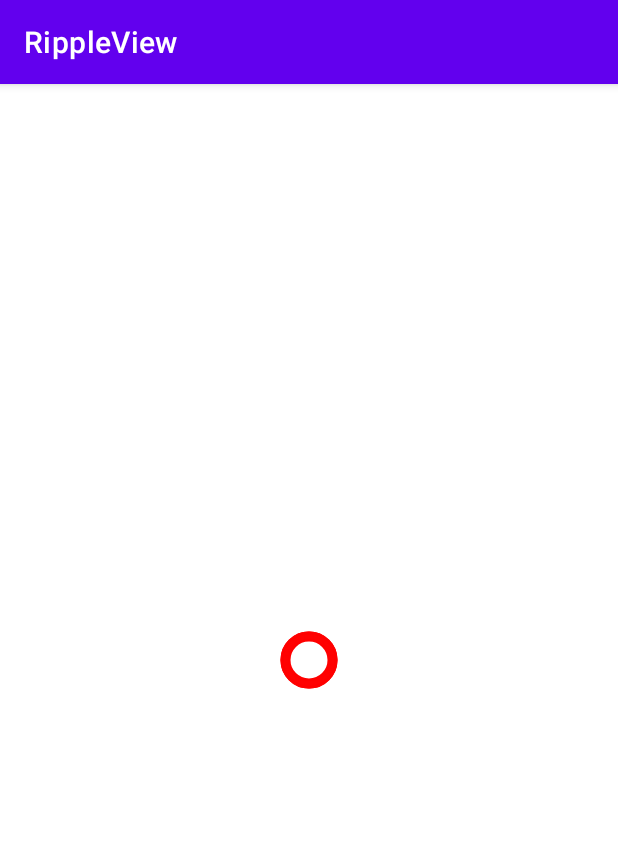
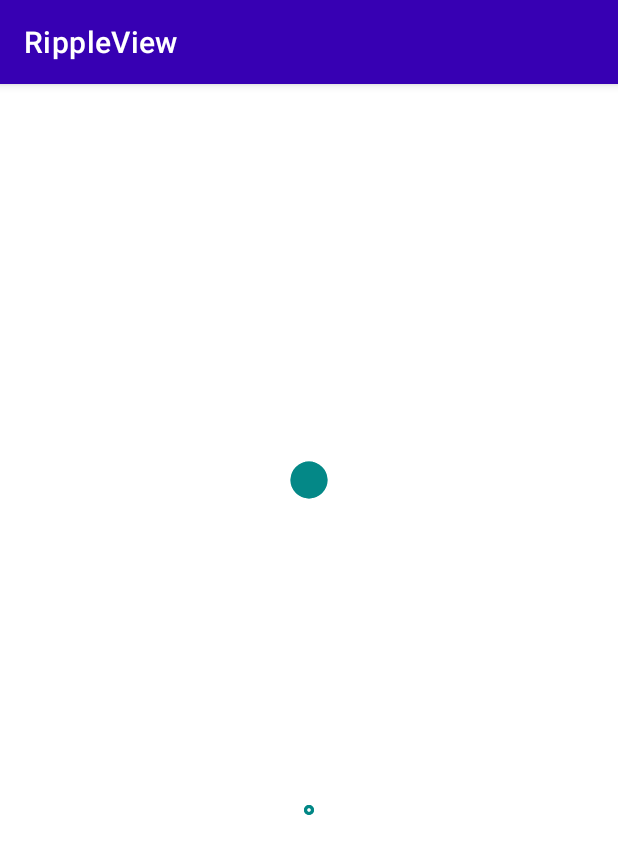
Before and after one commit to Leo199206/RippleView, an Android app: the screen it shows after launch (MainActivity), on a phone screen of 412 x 824 dp. Shown: the top 854 px of the screen. Run offline under Robolectric (Android 15) with nearby library versions, the phone set to English and light mode, and no system bars.

Commit message:
adjust: 添加自定义属性

```diff
--- a/RippleView/src/main/java/com/ripple/view/RippleView.kt
+++ /dev/null
@@ -1,242 +0,0 @@
-package com.ripple.view
-
-import android.content.Context
-import android.graphics.Canvas
-import android.graphics.Color
-import android.graphics.Paint
-import android.util.AttributeSet
-import android.view.View
-import androidx.annotation.ColorInt
-import androidx.lifecycle.LifecycleOwner
-import com.ripple.view.lifecycle.RippleLifecycle
-import com.ripple.view.lifecycle.RippleLifecycleAdapter
-import java.util.*
-import kotlin.math.min
-
-/**
- * <pre>
- *   @author : leo
- *   @time   : 2021/03/21
- *   @desc   : 水波纹View
- * </pre>
- */
-class RippleView : View {
-    constructor(context: Context?) : this(context, null)
-    constructor(context: Context?, attrs: AttributeSet?) : this(context, attrs, 0)
-    constructor(context: Context?, attrs: AttributeSet?, defStyleAttr: Int) : super(
-        context,
-        attrs,
-        defStyleAttr
-    ) {
-        initPaint()
-    }
-
-    companion object {
-        private const val MAX_ALPHA = 255
-    }
-
-    private val rippleLifecycle: RippleLifecycle by lazy {
-        RippleLifecycle(this)
-    }
-    private var paint = Paint()
-    private var circleMaxRadius: Int = 0
-    private var circleList: MutableList<RippleCircle> = LinkedList()
-    private var isStart: Boolean = false
-    private var isPause: Boolean = false
-
-    private var speed: Int = 1
-    private var circleStrokeWidth: Float = 3f
-
-    @ColorInt
-    private var circleColor: Int = Color.RED
-    private var circleMinRadius: Float = 20f
-    private var circleCount: Int = 10
-    private var circleCenterX: Float = 0f
-    private var circleCenterY: Float = 0f
-
-
-    /**
-     * 圆形半径、透明度参数初始化
-     */
-    private fun initCircle() {
-        circleMaxRadius = (width / 2 - circleStrokeWidth).toInt()
-        circleCenterX = width / 2f
-        circleCenterY = height / 2f
-        circleList.add(RippleCircle(circleMinRadius, MAX_ALPHA))
-    }
-
-    /**
-     * 画笔初始化
-     */
-    private fun initPaint() {
-        paint.style = Paint.Style.STROKE
-        paint.strokeWidth = circleStrokeWidth
-        paint.isDither = true
-        paint.isAntiAlias = true
-        paint.color = circleColor
-    }
-
-
-    /**
-     * 测量控件尺寸
-     * @param widthMeasureSpec Int
-     * @param heightMeasureSpec Int
-     */
-    override fun onMeasure(widthMeasureSpec: Int, heightMeasureSpec: Int) {
-        val defaultWidth = 200
-        var defaultHeight = 200
-        val width = measureSize(widthMeasureSpec, defaultWidth)
-        val height = measureSize(heightMeasureSpec, defaultHeight)
-        val size = min(width, height)
-        setMeasuredDimension(size, size)
-    }
-
-    /**
-     * 测量尺寸
-     *
-     * @param measureSpec
-     * @param defaultSize
-     * @return
-     */
-    private fun measureSize(measureSpec: Int, defaultSize: Int): Int {
-        var result: Int
-        val mode = MeasureSpec.getMode(measureSpec)
-        val size = MeasureSpec.getSize(measureSpec)
-        if (mode == MeasureSpec.EXACTLY) {
-            result = size
-        } else {
-            result = defaultSize
-            if (mode == MeasureSpec.AT_MOST) {
-                result = result.coerceAtMost(size)
-            }
-        }
-        return result
-    }
-
-
-    /**
-     * 尺寸变动回调
-     * @param w Int
-     * @param h Int
-     * @param oldw Int
-     * @param oldh Int
-     */
-    override fun onSizeChanged(w: Int, h: Int, oldw: Int, oldh: Int) {
-        super.onSizeChanged(w, h, oldw, oldh)
-        initCircle()
-        onStart()
-    }
-
-    /**
-     * 视图绘制
-     * @param canvas Canvas
-     */
-    override fun onDraw(canvas: Canvas?) {
-        super.onDraw(canvas)
-        canvas?.apply {
-            onDrawRippleCircle(canvas)
-        }
-    }
-
-
-    /**
-     * 绘制水波纹
-     * @param canvas Canvas
-     */
-    private fun onDrawRippleCircle(canvas: Canvas) {
-        if (!isStart) {
-            return
-        }
-        with(circleList.iterator()) {
-            while (hasNext()) {
-                next().also {
-                    paint.alpha = it.alpha
-                    canvas.drawCircle(
-                        circleCenterX,
-                        circleCenterY,
-                        it.radius.toFloat(),
-                        paint
-                    )
-                    it.radius += speed
-                    if (it.radius > circleMaxRadius) {
-                        remove()
-                    } else {
-                        it.alpha =
-                            (MAX_ALPHA - (it.radius / circleMaxRadius.toFloat()) * MAX_ALPHA).toInt()
-                    }
-                }
-            }
-            addNewRippleCircle()
-        }
-        postInvalidate()
-    }
-
-
-    /**
-     * 添加新水波纹
-     */
-    private fun addNewRippleCircle() {
-        if (circleList.size <= 0) {
-            return
-        }
-        val minMeet = (circleMaxRadius - circleMinRadius) / circleCount
-        val add = circleList.last().radius > minMeet
-        if (add) {
-            circleList.add(RippleCircle(circleMinRadius, MAX_ALPHA))
-        }
-    }
-
-
-    /**
-     * 绑定页面生命周期，自动进行资源释放
-     * @param lifecycleOwner LifecycleOwner?
-     */
-    private fun bindLifecycle(lifecycleOwner: LifecycleOwner?) {
-        lifecycleOwner
-            ?.lifecycle
-            ?.addObserver(RippleLifecycleAdapter(rippleLifecycle))
-    }
-
-    /**
-     * 开始播放动画
-     * @param lifecycleOwner LifecycleOwner?
-     */
-    fun onStart(lifecycleOwner: LifecycleOwner? = null) {
-        bindLifecycle(lifecycleOwner)
-        isStart = true
-        circleList.add(RippleCircle(circleMinRadius, MAX_ALPHA))
-        postInvalidate()
-    }
-
-    /**
-     * 动画暂停后，恢复动画播放
-     */
-    fun onResume() {
-        if (isPause) {
-            isStart = true
-            isPause = false
-            postInvalidate()
-        }
-    }
-
-    /**
-     * 停止播放水波纹动画
-     */
-    fun onStop() {
-        isPause = false
-        isStart = false
-        circleList.clear()
-    }
-
-    /**
-     * 暂停水波纹动画播放
-     */
-    fun onPause() {
-        if (isStart) {
-            isPause = true
-            isStart = false
-        }
-    }
-
-
-}
--- /dev/null
+++ b/RippleView/src/main/kotlin/com/ripple/view/RippleView.kt
@@ -0,0 +1,280 @@
+package com.ripple.view
+
+import android.content.Context
+import android.graphics.Canvas
+import android.graphics.Color
+import android.graphics.Paint
+import android.util.AttributeSet
+import android.view.View
+import androidx.annotation.ColorInt
+import androidx.lifecycle.LifecycleOwner
+import com.ripple.view.lifecycle.RippleLifecycle
+import com.ripple.view.lifecycle.RippleLifecycleAdapter
+import java.util.*
+import kotlin.math.min
+
+/**
+ * <pre>
+ *   @author : leo
+ *   @time   : 2021/03/21
+ *   @desc   : 水波纹扩散View
+ * </pre>
+ */
+class RippleView : View {
+    constructor(context: Context?) : this(context, null)
+    constructor(context: Context?, attrs: AttributeSet?) : this(context, attrs, 0)
+    constructor(context: Context?, attrs: AttributeSet?, defStyleAttr: Int) : super(
+        context,
+        attrs,
+        defStyleAttr
+    ) {
+        initAttributes(attrs)
+        initPaint()
+    }
+
+    companion object {
+        private const val MAX_ALPHA = 255
+    }
+
+    private var paint = Paint()
+    private var circleMaxRadius: Int = 0
+    private var circleList: MutableList<RippleCircle> = LinkedList()
+    private var isStart: Boolean = false
+    private var isPause: Boolean = false
+    private var circleCenterX: Float = 0f
+    private var circleCenterY: Float = 0f
+    private val rippleLifecycle: RippleLifecycle by lazy {
+        RippleLifecycle(this)
+    }
+
+
+    @ColorInt
+    private var circleColor: Int = Color.RED
+    private var circleMinRadius: Float = 0f
+    private var circleCount: Int = 5
+    private var circleStyle: Paint.Style = Paint.Style.FILL
+    private var speed: Float = 0.5f
+    private var circleStrokeWidth: Float = 3f
+
+
+    /**
+     * 配置参数初始化
+     * @param attrs AttributeSet?
+     */
+    private fun initAttributes(attrs: AttributeSet?) {
+        val array = context.obtainStyledAttributes(attrs, R.styleable.RippleView)
+        for (index in 0 until array.indexCount) {
+            when (val indexedValue = array.getIndex(index)) {
+                R.styleable.RippleView_ripple_circle_color -> {
+                    circleColor = array.getColor(indexedValue, Color.RED)
+                }
+                R.styleable.RippleView_ripple_circle_min_radius -> {
+                    circleMinRadius = array.getDimension(indexedValue, 0f)
+                }
+                R.styleable.RippleView_ripple_circle_count -> {
+                    circleCount = array.getInt(indexedValue, 2)
+                }
+                R.styleable.RippleView_ripple_speed -> {
+                    speed = array.getFloat(indexedValue, speed)
+                }
+                R.styleable.RippleView_ripple_circle_stroke_width -> {
+                    circleStrokeWidth = array.getDimension(indexedValue, circleStrokeWidth)
+                }
+                R.styleable.RippleView_ripple_circle_style -> {
+                    circleStyle = array.getInt(indexedValue, Paint.Style.FILL.ordinal).let {
+                        if (it == Paint.Style.FILL.ordinal) {
+                            Paint.Style.FILL
+                        } else {
+                            Paint.Style.STROKE
+                        }
+                    }
+                }
+            }
+        }
+    }
+
+
+    /**
+     * 圆形半径、透明度参数初始化
+     */
+    private fun initCircle() {
+        circleMaxRadius = (width / 2 - circleStrokeWidth).toInt()
+        circleCenterX = width / 2f
+        circleCenterY = height / 2f
+        circleList.add(RippleCircle(circleMinRadius, MAX_ALPHA))
+    }
+
+    /**
+     * 画笔初始化
+     */
+    private fun initPaint() {
+        paint.style = circleStyle
+        paint.strokeWidth = circleStrokeWidth
+        paint.isDither = true
+        paint.isAntiAlias = true
+        paint.color = circleColor
+    }
+
+
+    /**
+     * 测量控件尺寸
+     * @param widthMeasureSpec Int
+     * @param heightMeasureSpec Int
+     */
+    override fun onMeasure(widthMeasureSpec: Int, heightMeasureSpec: Int) {
+        val defaultWidth = 200
+        var defaultHeight = 200
+        val width = measureSize(widthMeasureSpec, defaultWidth)
+        val height = measureSize(heightMeasureSpec, defaultHeight)
+        val size = min(width, height)
+        setMeasuredDimension(size, size)
+    }
+
+    /**
+     * 测量尺寸
+     *
+     * @param measureSpec
+     * @param defaultSize
+     * @return
+     */
+    private fun measureSize(measureSpec: Int, defaultSize: Int): Int {
+        var result: Int
+        val mode = MeasureSpec.getMode(measureSpec)
+        val size = MeasureSpec.getSize(measureSpec)
+        if (mode == MeasureSpec.EXACTLY) {
+            result = size
+        } else {
+            result = defaultSize
+            if (mode == MeasureSpec.AT_MOST) {
+                result = result.coerceAtMost(size)
+            }
+        }
+        return result
+    }
+
+
+    /**
+     * 尺寸变动回调
+     * @param w Int
+     * @param h Int
+     * @param oldw Int
+     * @param oldh Int
+     */
+    override fun onSizeChanged(w: Int, h: Int, oldw: Int, oldh: Int) {
+        super.onSizeChanged(w, h, oldw, oldh)
+        initCircle()
+    }
+
+    /**
+     * 视图绘制
+     * @param canvas Canvas
+     */
+    override fun onDraw(canvas: Canvas?) {
+        super.onDraw(canvas)
+        canvas?.apply {
+            onDrawRippleCircle(canvas)
+        }
+    }
+
+
+    /**
+     * 绘制水波纹
+     * @param canvas Canvas
+     */
+    private fun onDrawRippleCircle(canvas: Canvas) {
+        if (!isStart) {
+            return
+        }
+        with(circleList.iterator()) {
+            while (hasNext()) {
+                next().also {
+                    paint.alpha = it.alpha
+                    canvas.drawCircle(
+                        circleCenterX,
+                        circleCenterY,
+                        it.radius,
+                        paint
+                    )
+                    it.radius += speed
+                    if (it.radius > circleMaxRadius) {
+                        remove()
+                    } else {
+                        it.alpha =
+                            (MAX_ALPHA - (it.radius / circleMaxRadius.toFloat()) * MAX_ALPHA).toInt()
+                    }
+                }
+            }
+            addNewRippleCircle()
+        }
+        postInvalidate()
+    }
+
+
+    /**
+     * 添加新水波纹
+     */
+    private fun addNewRippleCircle() {
+        if (circleList.size <= 0) {
+            return
+        }
+        val minMeet = (circleMaxRadius - circleMinRadius) / circleCount
+        val add = circleList.last().radius > minMeet
+        if (add) {
+            circleList.add(RippleCircle(circleMinRadius, MAX_ALPHA))
+        }
+    }
+
+
+    /**
+     * 绑定页面生命周期，自动进行资源释放
+     * @param lifecycleOwner LifecycleOwner?
+     */
+    private fun bindLifecycle(lifecycleOwner: LifecycleOwner?) {
+        lifecycleOwner
+            ?.lifecycle
+            ?.addObserver(RippleLifecycleAdapter(rippleLifecycle))
+    }
+
+    /**
+     * 开始播放动画
+     * @param lifecycleOwner LifecycleOwner?
+     */
+    fun onStart(lifecycleOwner: LifecycleOwner? = null) {
+        bindLifecycle(lifecycleOwner)
+        isStart = true
+        circleList.add(RippleCircle(circleMinRadius, MAX_ALPHA))
+        postInvalidate()
+    }
+
+    /**
+     * 动画暂停后，恢复动画播放
+     */
+    fun onResume() {
+        if (isPause) {
+            isStart = true
+            isPause = false
+            postInvalidate()
+        }
+    }
+
+    /**
+     * 停止播放水波纹动画
+     */
+    fun onStop() {
+        isPause = false
+        isStart = false
+        circleList.clear()
+    }
+
+    /**
+     * 暂停水波纹动画播放
+     */
+    fun onPause() {
+        if (isStart) {
+            isPause = true
+            isStart = false
+        }
+    }
+
+
+}
--- a/app/src/main/java/com/ripple/sample/MainActivity.kt
+++ b/app/src/main/java/com/ripple/sample/MainActivity.kt
@@ -4,10 +4,14 @@ import androidx.appcompat.app.AppCompatActivity
 import android.os.Bundle
 import kotlinx.android.synthetic.main.activity_main.*
 
+/**
+ * RippleView Sample
+ */
 class MainActivity : AppCompatActivity() {
     override fun onCreate(savedInstanceState: Bundle?) {
         super.onCreate(savedInstanceState)
         setContentView(R.layout.activity_main)
-        ripple.onStart(this)
+        ripple_stroke.onStart(this)
+        ripple_fill.onStart(this)
     }
 }
--- a/app/src/main/res/layout/activity_main.xml
+++ b/app/src/main/res/layout/activity_main.xml
@@ -1,15 +1,36 @@
 <?xml version="1.0" encoding="utf-8"?>
-<FrameLayout xmlns:android="http://schemas.android.com/apk/res/android"
+<LinearLayout xmlns:android="http://schemas.android.com/apk/res/android"
     xmlns:app="http://schemas.android.com/apk/res-auto"
     xmlns:tools="http://schemas.android.com/tools"
     android:layout_width="match_parent"
     android:layout_height="match_parent"
+    android:orientation="vertical"
+    android:layout_gravity="center"
+    android:gravity="center"
     tools:context=".MainActivity">
 
     <com.ripple.view.RippleView
-        android:id="@+id/ripple"
+        android:id="@+id/ripple_fill"
         android:layout_width="200dp"
         android:layout_height="200dp"
-        android:layout_gravity="center" />
+        android:layout_gravity="center"
+        android:layout_marginBottom="20dp"
+        app:ripple_circle_color="@color/teal_700"
+        app:ripple_circle_count="3"
+        app:ripple_circle_min_radius="10dp"
+        app:ripple_circle_style="FILL"
+        app:ripple_speed="0.5" />
 
-</FrameLayout>
+    <com.ripple.view.RippleView
+        android:id="@+id/ripple_stroke"
+        android:layout_width="200dp"
+        android:layout_height="200dp"
+        android:layout_gravity="center"
+        android:layout_marginBottom="20dp"
+        app:ripple_circle_color="@color/teal_700"
+        app:ripple_circle_count="6"
+        app:ripple_circle_min_radius="0dp"
+        app:ripple_circle_stroke_width="2dp"
+        app:ripple_circle_style="STROKE"
+        app:ripple_speed="0.5" />
+</LinearLayout>
--- a/app/src/main/res/values/colors.xml
+++ b/app/src/main/res/values/colors.xml
@@ -1,7 +1,7 @@
 <?xml version="1.0" encoding="utf-8"?>
 <resources>
-    <color name="purple_200">#FFBB86FC</color>
-    <color name="purple_500">#FF6200EE</color>
+    <color name="purple_200">#FF3700B3</color>
+    <color name="purple_500">#FF3700B3</color>
     <color name="purple_700">#FF3700B3</color>
     <color name="teal_200">#FF03DAC5</color>
     <color name="teal_700">#FF018786</color>
```
Also changed, not shown: RippleView/build.gradle (+18 -7 lines), RippleView/src/main/res/values/attrs.xml (added, +14 -0 lines), build.gradle (+5 -5 lines), RippleView/src/main/kotlin/com/ripple/view/RippleCircle.kt (renamed from RippleView/src/main/java/com/ripple/view/RippleCircle.kt), RippleView/src/main/kotlin/com/ripple/view/lifecycle/BaseLifecycle.kt (renamed from RippleView/src/main/java/com/ripple/view/lifecycle/BaseLifecycle.kt), RippleView/src/main/kotlin/com/ripple/view/lifecycle/RippleLifecycle.kt (renamed from RippleView/src/main/java/com/ripple/view/lifecycle/RippleLifecycle.kt), RippleView/src/main/kotlin/com/ripple/view/lifecycle/RippleLifecycleAdapter.kt (renamed from RippleView/src/main/java/com/ripple/view/lifecycle/RippleLifecycleAdapter.kt), 2 other files.
